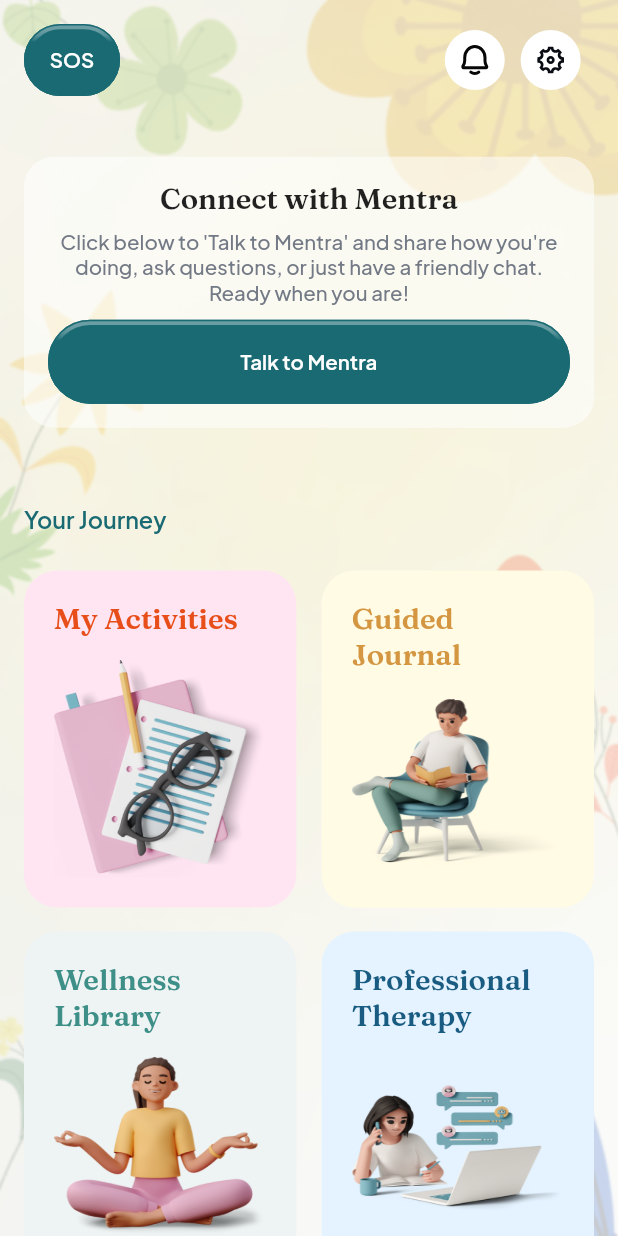
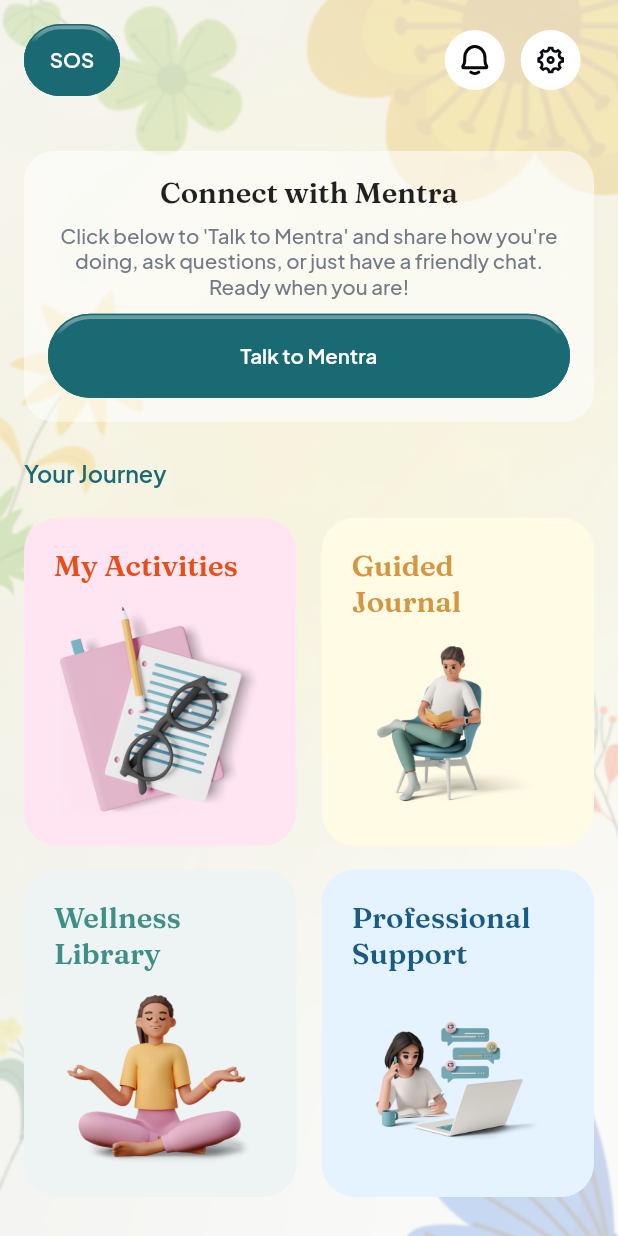
Before and after one commit to Apkboi/backupm, a Flutter app: the HomeScreen screen opened by its route, after a tap on an icon or button, on a phone screen of 412 x 824 dp. Run offline on Flutter 3.47's test engine with Material 3 defaults, Android fonts, the light colour scheme and no system bars; drawn by our look-alikes of overlay_support; our stand-ins replace another_flushbar, bloc, cached_network_image, carousel_slider, chewie, device_info_plus and 42 more; missing offline and left inert: dart_ipify, flutter_timer_countdown, mesibo_flutter_sdk, video_thumbnail; accounts and stored records are empty; network calls fail; statements that could not run were skipped; project files that could hold a hidden picture were left out.

Commit message:
Menu screen feedbacks

```diff
--- a/lib/features/authentication/onboarding/presentaion/screens/splash_screen.dart
+++ b/lib/features/authentication/onboarding/presentaion/screens/splash_screen.dart
@@ -65,13 +65,15 @@ class _SplashPageState extends State<SplashPage>
       body: Container(
         height: 1.sh,
         width: 1.sw,
-        decoration: const BoxDecoration(color: Pallets.primary),
+        decoration: const BoxDecoration(color: Pallets.turquoise1),
         child: Center(
           child: Column(
             mainAxisAlignment: MainAxisAlignment.center,
             children: [
               ImageWidget(
-                  width: 1.sw, imageUrl: Assets.images.pngs.verticalLogo.path)
+                  size: 120,
+                  fit: BoxFit.scaleDown,
+                  imageUrl: Assets.images.pngs.verticalLogo.path)
             ],
           ),
         ),
--- a/lib/features/dashboard/presentation/screens/home_screen.dart
+++ b/lib/features/dashboard/presentation/screens/home_screen.dart
@@ -95,6 +95,9 @@ class _HomeScreenState extends State<HomeScreen>
                     Positioned(
                         top: -100,
                         child: ImageWidget(
+                          width: 254,
+                          height: 254,
+                            fit: BoxFit.scaleDown,
                             imageUrl: Assets.images.svgs.combinedShape)),
                     Container(
                       width: 1.sw,
--- a/lib/features/dashboard/presentation/screens/menu_screen.dart
+++ b/lib/features/dashboard/presentation/screens/menu_screen.dart
@@ -108,7 +108,7 @@ class _MenuScreenState extends State<MenuScreen> {
                   child: Column(
                     crossAxisAlignment: CrossAxisAlignment.start,
                     children: [
-                      20.verticalSpace,
+                      16.verticalSpace,
                       // const TextView(
                       //   text: 'Upcoming Session',
                       //   fontSize: 16,
@@ -119,14 +119,14 @@ class _MenuScreenState extends State<MenuScreen> {
                       // const UpcomingSession(),
                       // const UnlockPremiumWidget(),
                       const NewUserPrompt(),
-                      48.verticalSpace,
+                      20.verticalSpace,
                       const TextView(
                         text: 'Your Journey',
                         fontSize: 16,
                         fontWeight: FontWeight.w600,
                         color: Pallets.primary,
                       ),
-                      24.verticalSpace,
+                      20.verticalSpace,
                       Row(
                         mainAxisAlignment: MainAxisAlignment.spaceEvenly,
                         children: [
@@ -181,7 +181,7 @@ class _MenuScreenState extends State<MenuScreen> {
                             textColor: Pallets.indigo,
                             bgColor: Pallets.lightBlue,
                             image: Assets.images.pngs.pTherapy.path,
-                            text: "Professional Therapy",
+                            text: "Professional Support",
                             onTap: () async {
                               _checkSubscription(context);
                             },
--- a/lib/features/dashboard/presentation/widget/menu_item.dart
+++ b/lib/features/dashboard/presentation/widget/menu_item.dart
@@ -27,7 +27,7 @@ class MenuItem extends StatelessWidget {
     return Stack(
       children: [
         Container(
-          height: 230.h,
+          height:( 0.53/2).sh,
           decoration: BoxDecoration(
               borderRadius: BorderRadius.circular(22),
               color: bgColor ?? Pallets.white),
@@ -47,13 +47,14 @@ class MenuItem extends StatelessWidget {
               Expanded(
                 child: ImageWidget(
                   imageUrl: image,
+
                   onTap: () {
                     if (onTap != null) {
                       onTap!();
                     }
                   },
                   canPreview: false,
-                  fit: BoxFit.fill,
+                  fit: BoxFit.scaleDown,
                   height: 120.h,
                   width: 1.sw,
                 ),
--- a/lib/features/library/data/repository/wellness_library_repository_impl.dart
+++ b/lib/features/library/data/repository/wellness_library_repository_impl.dart
@@ -15,19 +15,31 @@ class WellnessLibraryRepositoryImpl extends WellnessLibraryRepository {
 
   @override
   Future<GetLibraryCategoriesResponse> getLibraryCategories() async {
+    try {
       final response = await _networkService.call(
           UrlConfig.getLibraryCategoriesEndpoint, RequestMethod.get);
 
       return GetLibraryCategoriesResponse.fromJson(response.data);
+    } catch (e, stack) {
+      logger.e(stack);
+      logger.e(e.toString());
+      rethrow;
+    }
   }
 
   @override
   Future<GetLibraryCoursesResponse> getLibraryCourses(String id) async {
+    try {
       final response = await _networkService.call(
           UrlConfig.getLibraryCoursesEndpoint, RequestMethod.get,
           queryParams: {"id": id});
 
       return GetLibraryCoursesResponse.fromJson(response.data);
+    } catch (e, stack) {
+      logger.e(stack);
+      logger.e(e.toString());
+      rethrow;
+    }
   }
 
   @override
--- a/lib/features/library/presentation/blocs/wellness_library/wellness_library_bloc.dart
+++ b/lib/features/library/presentation/blocs/wellness_library/wellness_library_bloc.dart
@@ -18,7 +18,7 @@ class WellnessLibraryBloc
     extends Bloc<WellnessLibraryEvent, WellnessLibraryState> {
   final WellnessLibraryRepository _wellnessLibraryRepository;
 
-  List<LibraryCategory>? libraryCategories ;
+  List<LibraryCategory>? libraryCategories;
 
   WellnessLibraryBloc(this._wellnessLibraryRepository)
       : super(WellnessLibraryInitial()) {
--- a/lib/features/library/presentation/widgets/library_item.dart
+++ b/lib/features/library/presentation/widgets/library_item.dart
@@ -28,7 +28,7 @@ class LibraryItem extends StatelessWidget {
       child: Container(
         decoration: BoxDecoration(
             borderRadius: BorderRadius.circular(17),
-            color: category.backgroundColor.toColor()),
+            color: category.backgroundColor.toString().toColor()),
         child: Padding(
           padding: const EdgeInsets.all(17),
           child: Row(
@@ -82,7 +82,7 @@ class LibraryItem extends StatelessWidget {
                   });
                 },
                 canPreview: false,
-                imageUrl: category.image.url,
+                imageUrl: category.image?.url??Assets.images.pngs.sleep.path,
                 width: 120.w,
                 height: 120.h,
                 fit: BoxFit.fill,
--- a/lib/features/mentra_bot/presentation/widget/mentra_message_item.dart
+++ b/lib/features/mentra_bot/presentation/widget/mentra_message_item.dart
@@ -42,7 +42,7 @@ class _MentraMessageItemState extends State<MentraMessageItem> {
               children: List.generate(
                 widget.message.length,
                 (index) => Container(
-                  margin: const EdgeInsets.only(bottom: 7),
+                  margin: const EdgeInsets.only(bottom: 5),
                   constraints: BoxConstraints(
                       maxWidth: MediaQuery.of(context).size.width / 2 + 40),
                   padding:
--- a/lib/features/mentra_bot/presentation/widget/user_message_item.dart
+++ b/lib/features/mentra_bot/presentation/widget/user_message_item.dart
@@ -36,7 +36,7 @@ class _UserMessageItemState extends State<UserMessageItem> {
                     fontWeight: FontWeight.w500),
               ),
         ),
-        5.verticalSpace
+        // 2.5.verticalSpace
       ],
     );
   }
```
Also changed, not shown: lib/features/authentication/login/presentation/screens/welcome_screen.dart (+11 -9 lines), lib/features/library/data/models/get_library_categories_response.dart (+7 -7 lines), lib/features/library/data/models/library_courses_response.dart (+14 -26 lines), lib/gen/assets.gen.dart (+6 -1 lines), assets/images/pngs/launcher.png, assets/images/pngs/main_logo.png (added), 26 other files. Lines whose indentation alone changed are shown as unchanged.
